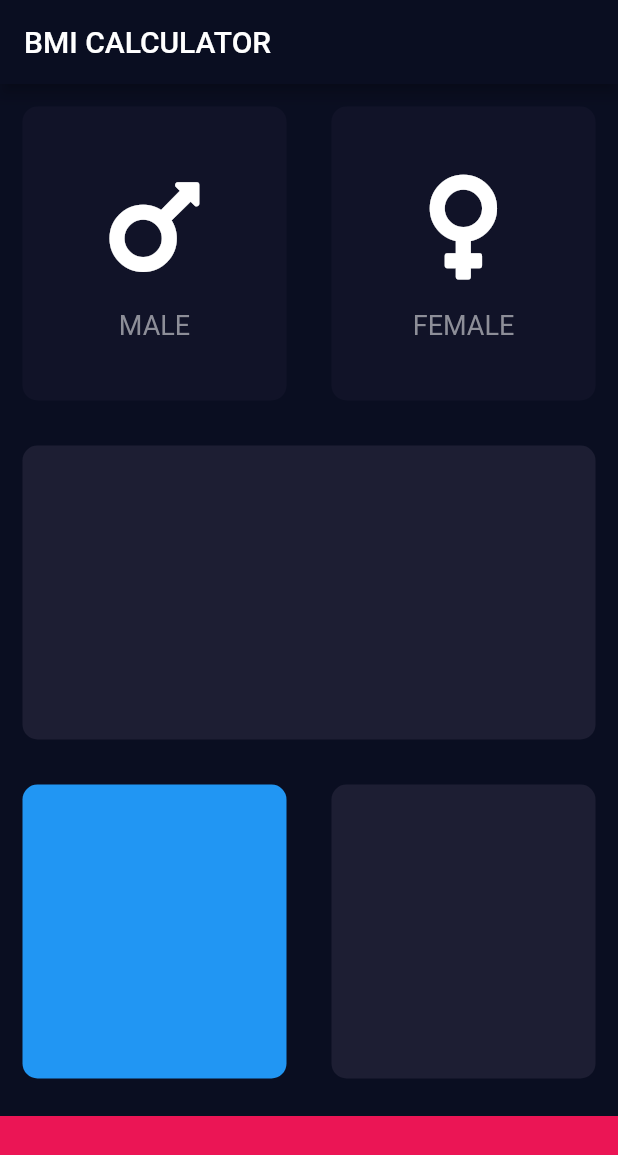
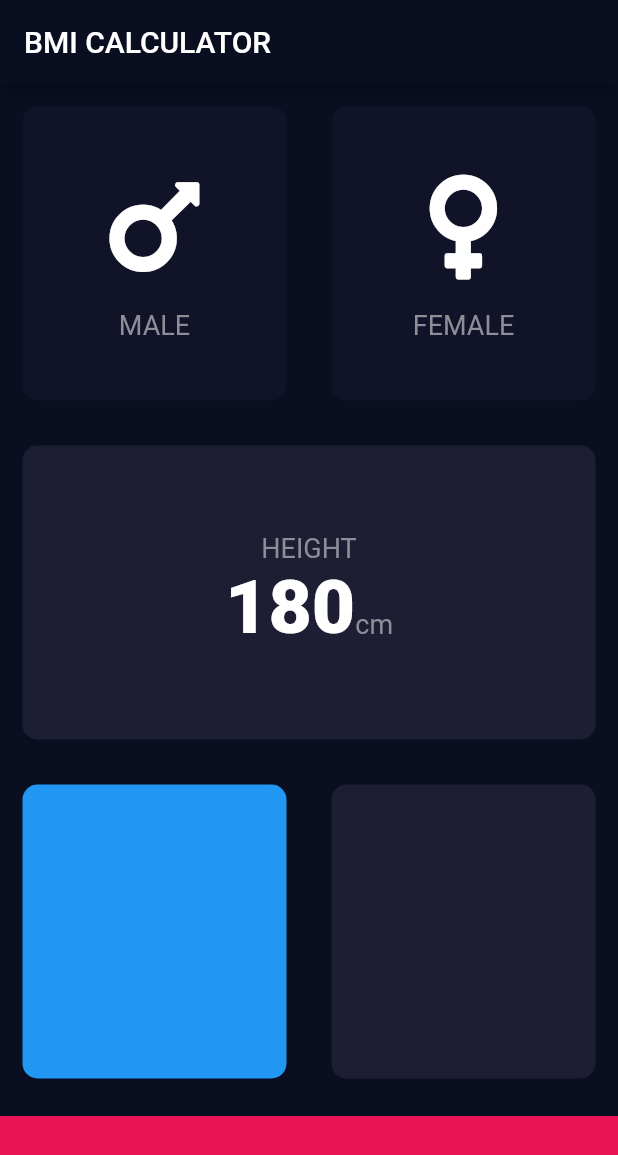
Before and after one commit to bengHak/flutter_tutorials, a Flutter app: the screen it shows after launch, on a phone screen of 412 x 824 dp. Shown: the top 1155 px of the screen. Run offline on Flutter 3.47's test engine with Material 2 defaults, Android fonts, the phone set to English and light mode, and no system bars; our stand-ins replace audioplayers, font_awesome_flutter, rflutter_alert.

Commit message:
TextBaseline

```diff
--- /dev/null
+++ b/bmi-calculator-flutter-master/lib/constants.dart
@@ -0,0 +1,16 @@
+import 'package:flutter/material.dart';
+
+const kLabelTextStyle = TextStyle(
+  fontSize: 18.0,
+  color: Color(0xFF8D8E98),
+);
+
+const kNumberTextStyle = TextStyle(
+  fontSize: 50.0,
+  fontWeight: FontWeight.w900,
+);
+
+const kBottomContainerHeight = 80.0;
+const kActiveCardColour = Color(0xFF1D1E33);
+const kInactiveCardColour = Color(0xFF111328);
+const kBottomContainerColour = Color(0xFFEB1555);
--- a/bmi-calculator-flutter-master/lib/icon_content.dart
+++ b/bmi-calculator-flutter-master/lib/icon_content.dart
@@ -1,9 +1,5 @@
 import 'package:flutter/material.dart';
-
-const labelTextStyle = TextStyle(
-  fontSize: 18.0,
-  color: Color(0xFF8D8E98),
-);
+import 'constants.dart';
 
 class IconContent extends StatelessWidget {
   IconContent({this.icon, this.label});
@@ -25,7 +21,7 @@ class IconContent extends StatelessWidget {
         ),
         Text(
           label,
-          style: labelTextStyle,
+          style: kLabelTextStyle,
         )
       ],
     );
--- a/bmi-calculator-flutter-master/lib/input_page.dart
+++ b/bmi-calculator-flutter-master/lib/input_page.dart
@@ -2,11 +2,7 @@ import 'package:flutter/material.dart';
 import 'package:font_awesome_flutter/font_awesome_flutter.dart';
 import 'icon_content.dart';
 import 'reusable_card.dart';
-
-const bottomContainerHeight = 80.0;
-const activeCardColour = Color(0xFF1D1E33);
-const inactiveCardColour = Color(0xFF111328);
-const bottomContainerColour = Color(0xFFEB1555);
+import 'constants.dart';
 
 enum Gender { male, female }
 
@@ -37,8 +33,8 @@ class _InputPageState extends State<InputPage> {
                         });
                       },
                       colour: selectedGender == Gender.male
-                          ? activeCardColour
-                          : inactiveCardColour,
+                          ? kActiveCardColour
+                          : kInactiveCardColour,
                       cardChild: IconContent(
                         icon: FontAwesomeIcons.mars,
                         label: 'MALE',
@@ -53,8 +49,8 @@ class _InputPageState extends State<InputPage> {
                         });
                       },
                       colour: selectedGender == Gender.female
-                          ? activeCardColour
-                          : inactiveCardColour,
+                          ? kActiveCardColour
+                          : kInactiveCardColour,
                       cardChild: IconContent(
                         icon: FontAwesomeIcons.venus,
                         label: 'FEMALE',
@@ -66,7 +62,31 @@ class _InputPageState extends State<InputPage> {
             ),
             Expanded(
               child: ReusableCard(
-                colour: activeCardColour,
+                colour: kActiveCardColour,
+                cardChild: Column(
+                  mainAxisAlignment: MainAxisAlignment.center,
+                  children: <Widget>[
+                    Text(
+                      'HEIGHT',
+                      style: kLabelTextStyle,
+                    ),
+                    Row(
+                      mainAxisAlignment: MainAxisAlignment.center,
+                      crossAxisAlignment: CrossAxisAlignment.baseline,
+                      textBaseline: TextBaseline.alphabetic,
+                      children: <Widget>[
+                        Text(
+                          '180',
+                          style: kNumberTextStyle,
+                        ),
+                        Text(
+                          'cm',
+                          style: kLabelTextStyle,
+                        )
+                      ],
+                    )
+                  ],
+                ),
               ),
             ),
             Expanded(
@@ -79,19 +99,19 @@ class _InputPageState extends State<InputPage> {
                   ),
                   Expanded(
                     child: ReusableCard(
-                      colour: activeCardColour,
+                      colour: kActiveCardColour,
                     ),
                   ),
                 ],
               ),
             ),
             Container(
-              color: bottomContainerColour,
+              color: kBottomContainerColour,
               margin: EdgeInsets.only(
                 top: 10.0,
               ),
               width: double.infinity,
-              height: bottomContainerHeight,
+              height: kBottomContainerHeight,
             )
           ],
         ));
```
